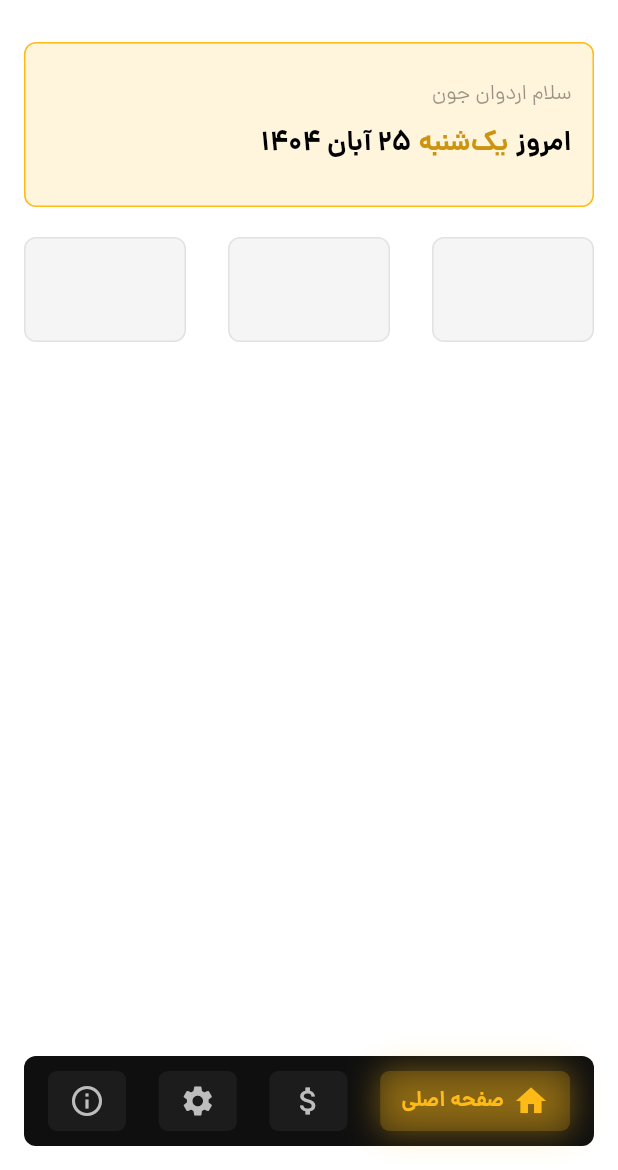
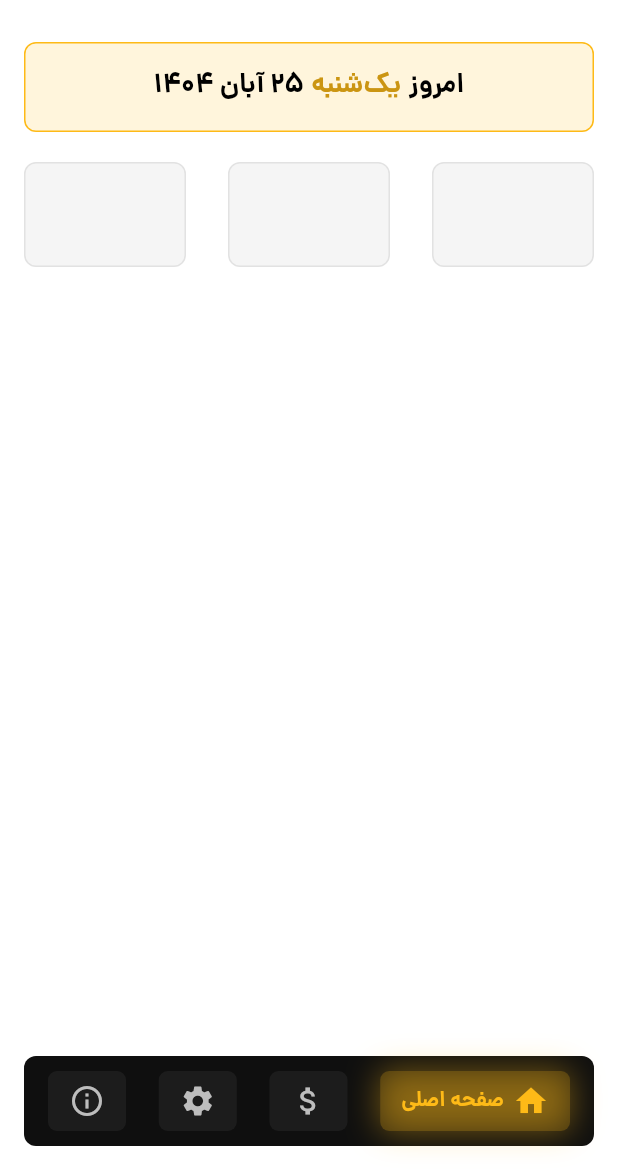
Before and after one commit to ardavan8102/Arzin, a Flutter app: the screen it shows after launch, on a phone screen of 412 x 824 dp, the part 66-1236 px from its top. Run offline on Flutter 3.47's test engine with Material 3 defaults, Android fonts, the phone set to English and light mode, and no system bars; our stand-ins replace shamsi_date.

Commit message:
few fixes

```diff
--- a/lib/Ui/home.dart
+++ b/lib/Ui/home.dart
@@ -35,9 +35,8 @@ class HomePage extends StatelessWidget {
         child: Column(
           children: [
             Container(
-              height: 110,
               width: double.infinity,
-              padding: EdgeInsets.symmetric(vertical: 24, horizontal: 14),
+              padding: EdgeInsets.symmetric(vertical: 16, horizontal: 8),
               decoration: BoxDecoration(
                 color: Color(0xffFEBA17).withValues(alpha: 0.15),
                 border: Border.all(
@@ -48,21 +47,11 @@ class HomePage extends StatelessWidget {
               ),
               child: Column(
                 mainAxisAlignment: MainAxisAlignment.center,
-                crossAxisAlignment: CrossAxisAlignment.start,
+                crossAxisAlignment: CrossAxisAlignment.center,
                 children: [
-                  Text(
-                    'سلام اردوان جون',
-                    style: TextStyle(
-                      fontSize: 14,
-                      fontWeight: FontWeight.w400,
-                      color: Colors.black.withValues(alpha: 0.4),
-                    ),
-                  ),
-
-                  SizedBox(height: 8),
-
-                  Expanded(
-                    child: Row(
+                  Row(
+                    crossAxisAlignment: CrossAxisAlignment.center,
+                    mainAxisAlignment: MainAxisAlignment.center,
                     children: [
                       const Text(
                         'امروز',
@@ -95,7 +84,6 @@ class HomePage extends StatelessWidget {
                         ),
                       ),
                     ],
-                    ),
                   ),
                 ],
               ),
```
Also changed, not shown: 1 other file. Lines whose indentation alone changed are shown as unchanged.
